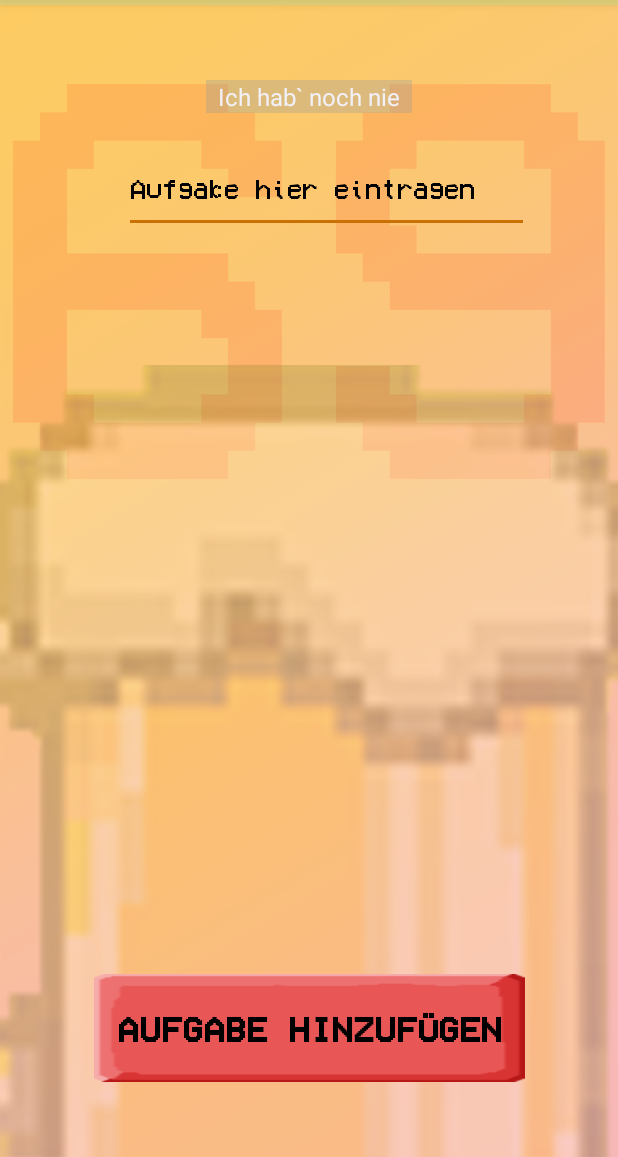
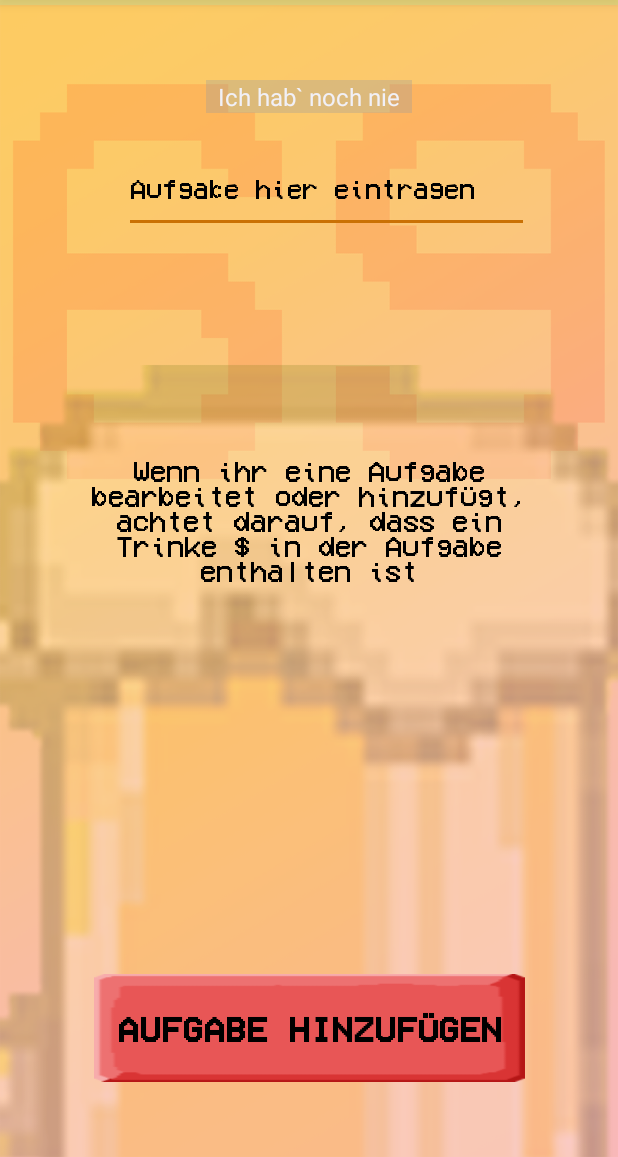
Before and after one commit to PascalWitzel/RANDrink, an Android app: the AC_bearbeiten screen opened directly, with no data from a screen before it, on a phone screen of 412 x 824 dp, the part 79-1236 px from its top. Run offline under Robolectric (Android 15) with nearby library versions, the phone set to English and light mode, and no system bars.

Commit message:
infotext für bearbeiten Screen eingefügt

```diff
--- a/app/src/main/res/layout-sw320dp/activity_a_c_bearbeiten.xml
+++ b/app/src/main/res/layout-sw320dp/activity_a_c_bearbeiten.xml
@@ -75,4 +75,26 @@
         app:layout_constraintStart_toStartOf="parent"
         app:layout_constraintTop_toTopOf="parent" />
 
+    <TextView
+        android:id="@+id/textView9"
+        android:layout_width="357dp"
+        android:layout_height="124dp"
+        android:layout_marginStart="24dp"
+        android:layout_marginLeft="24dp"
+        android:layout_marginEnd="24dp"
+        android:layout_marginRight="24dp"
+        android:padding="20dp"
+        android:autoSizeTextType="uniform"
+        android:gravity="center_horizontal"
+        android:text="@string/infoBearbeiten"
+        android:textAlignment="center"
+        android:textAllCaps="false"
+        android:textColor="?attr/primaryTitleColor"
+        android:textColorHint="?attr/primaryTitleColor"
+        app:layout_constraintBottom_toTopOf="@+id/btn_add"
+        app:layout_constraintEnd_toEndOf="parent"
+        app:layout_constraintStart_toStartOf="parent"
+        app:layout_constraintTop_toBottomOf="@+id/et_Aufgabe"
+        app:layout_constraintVertical_bias="0.35" />
+
 </androidx.constraintlayout.widget.ConstraintLayout>
--- a/app/src/main/res/layout-sw480dp/activity_a_c_bearbeiten.xml
+++ b/app/src/main/res/layout-sw480dp/activity_a_c_bearbeiten.xml
@@ -77,4 +77,25 @@
         app:layout_constraintTop_toTopOf="parent"
         app:layout_constraintVertical_bias="0.0" />
 
+    <TextView
+        android:id="@+id/textView9"
+        android:layout_width="357dp"
+        android:layout_height="124dp"
+        android:layout_marginStart="24dp"
+        android:layout_marginLeft="24dp"
+        android:layout_marginEnd="24dp"
+        android:layout_marginRight="24dp"
+        android:autoSizeTextType="uniform"
+        android:gravity="center_horizontal"
+        android:text="@string/infoBearbeiten"
+        android:textAlignment="center"
+        android:textAllCaps="false"
+        android:textColor="?attr/primaryTitleColor"
+        android:textColorHint="?attr/primaryTitleColor"
+        app:layout_constraintBottom_toTopOf="@+id/btn_add"
+        app:layout_constraintEnd_toEndOf="parent"
+        app:layout_constraintStart_toStartOf="parent"
+        app:layout_constraintTop_toBottomOf="@+id/et_Aufgabe"
+        app:layout_constraintVertical_bias="0.35" />
+
 </androidx.constraintlayout.widget.ConstraintLayout>
--- a/app/src/main/res/layout-sw600dp/activity_a_c_bearbeiten.xml
+++ b/app/src/main/res/layout-sw600dp/activity_a_c_bearbeiten.xml
@@ -72,4 +72,26 @@
         app:layout_constraintStart_toStartOf="parent"
         app:layout_constraintTop_toTopOf="@+id/imageView" />
 
+    <TextView
+        android:id="@+id/textView9"
+        android:layout_width="429dp"
+        android:layout_height="183dp"
+        android:layout_marginStart="24dp"
+        android:layout_marginLeft="24dp"
+        android:layout_marginEnd="24dp"
+        android:layout_marginRight="24dp"
+        android:autoSizeTextType="uniform"
+        android:gravity="center_horizontal"
+        android:text="@string/infoBearbeiten"
+        android:textAlignment="center"
+        android:textAllCaps="false"
+        android:textColor="?attr/primaryTitleColor"
+        android:textColorHint="?attr/primaryTitleColor"
+        app:layout_constraintBottom_toTopOf="@+id/btn_add"
+        app:layout_constraintEnd_toEndOf="parent"
+        app:layout_constraintStart_toStartOf="parent"
+        app:layout_constraintTop_toBottomOf="@+id/et_Aufgabe"
+        app:layout_constraintVertical_bias="0.35" />
+
+
 </androidx.constraintlayout.widget.ConstraintLayout>
--- a/app/src/main/res/layout-sw720dp/activity_a_c_bearbeiten.xml
+++ b/app/src/main/res/layout-sw720dp/activity_a_c_bearbeiten.xml
@@ -46,8 +46,8 @@
         android:id="@+id/et_Aufgabe"
         android:layout_width="wrap_content"
         android:layout_height="wrap_content"
+        android:layout_marginTop="50dp"
         android:autofillHints=""
-        android:layout_marginTop="50dp"
         android:ems="15"
         android:gravity="start|top"
         android:hint="@string/hint_aufgabe"
@@ -72,4 +72,26 @@
         app:layout_constraintStart_toStartOf="parent"
         app:layout_constraintTop_toTopOf="@+id/imageView" />
 
+    <TextView
+        android:id="@+id/textView9"
+        android:layout_width="791dp"
+        android:layout_height="278dp"
+        android:layout_marginStart="24dp"
+        android:layout_marginLeft="24dp"
+        android:layout_marginEnd="24dp"
+        android:layout_marginRight="24dp"
+        android:autoSizeTextType="uniform"
+        android:gravity="center_horizontal"
+        android:text="@string/infoBearbeiten"
+        android:textAlignment="center"
+        android:textAllCaps="false"
+        android:textColor="?attr/primaryTitleColor"
+        android:textColorHint="?attr/primaryTitleColor"
+        app:layout_constraintBottom_toTopOf="@+id/btn_add"
+        app:layout_constraintEnd_toEndOf="parent"
+        app:layout_constraintStart_toStartOf="parent"
+        app:layout_constraintTop_toBottomOf="@+id/et_Aufgabe"
+        app:layout_constraintVertical_bias="0.35" />
+
+
 </androidx.constraintlayout.widget.ConstraintLayout>
--- a/app/src/main/res/layout/activity_a_c_bearbeiten.xml
+++ b/app/src/main/res/layout/activity_a_c_bearbeiten.xml
@@ -24,7 +24,7 @@
         android:id="@+id/btn_add"
         android:layout_width="150dp"
         android:layout_height="35dp"
-        android:layout_marginBottom="50dp"
+        android:layout_marginBottom="16dp"
         android:background="@drawable/pixil_button_main"
         android:fontFamily="@font/pixel_art"
         android:gravity="center"
@@ -51,7 +51,7 @@
         android:layout_height="wrap_content"
         android:layout_marginStart="6dp"
         android:layout_marginLeft="6dp"
-        android:layout_marginTop="28dp"
+        android:layout_marginTop="16dp"
         android:autofillHints=""
         android:ems="13"
         android:gravity="start|top"
@@ -79,4 +79,26 @@
         app:layout_constraintTop_toTopOf="parent"
         app:layout_constraintVertical_bias="0.0" />
 
+    <TextView
+        android:id="@+id/textView9"
+        android:layout_width="164dp"
+        android:layout_height="64dp"
+        android:layout_marginStart="24dp"
+        android:layout_marginLeft="24dp"
+        android:layout_marginEnd="24dp"
+        android:layout_marginRight="24dp"
+        android:autoSizeTextType="uniform"
+        android:gravity="center_horizontal"
+        android:text="@string/infoBearbeiten"
+        android:textAlignment="center"
+        android:textAllCaps="false"
+        android:textColor="?attr/primaryTitleColor"
+        android:textColorHint="?attr/primaryTitleColor"
+        app:layout_constraintBottom_toTopOf="@+id/btn_add"
+        app:layout_constraintEnd_toEndOf="parent"
+        app:layout_constraintHorizontal_bias="0.32"
+        app:layout_constraintStart_toStartOf="parent"
+        app:layout_constraintTop_toBottomOf="@+id/et_Aufgabe"
+        app:layout_constraintVertical_bias="0.23" />
+
 </androidx.constraintlayout.widget.ConstraintLayout>
--- a/app/src/main/res/values/strings.xml
+++ b/app/src/main/res/values/strings.xml
@@ -145,6 +145,7 @@
     <string name="Aufgabeadden">Aufgabe hinzufügen</string>
     <string name="aufgabeleer">Aufgabe darf nicht leer sein</string>
     <string name="aufgabeadded">Aufgabe wurde hinzugefügt</string>
+    <string name="infoBearbeiten">Wenn ihr eine Aufgabe bearbeitet oder hinzufügt, achtet darauf, dass ein Trinke $ in der Aufgabe enthalten ist </string>
 
     <!-- Sucht -->
     <string name="suechtig">Du trinkst oft und viel?</string>
```
Also changed, not shown: 1 other file.
